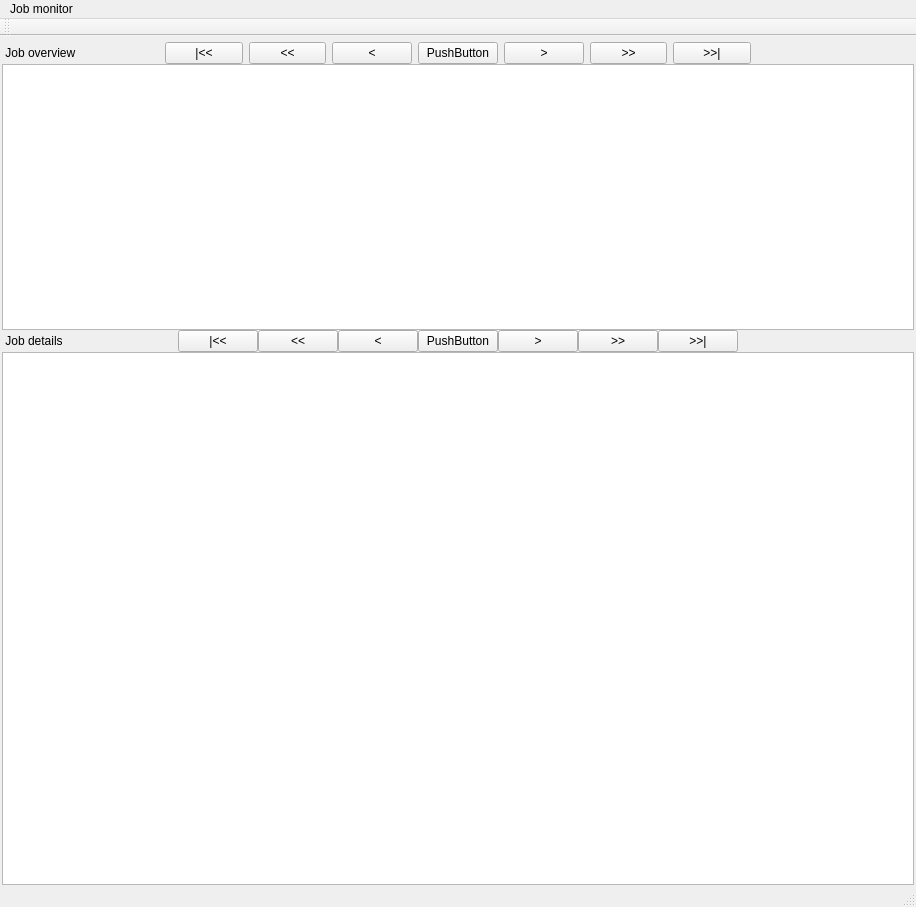
Old version of the form dashboard2/mainwindow.ui in the repository etijskens/job-monitoring.
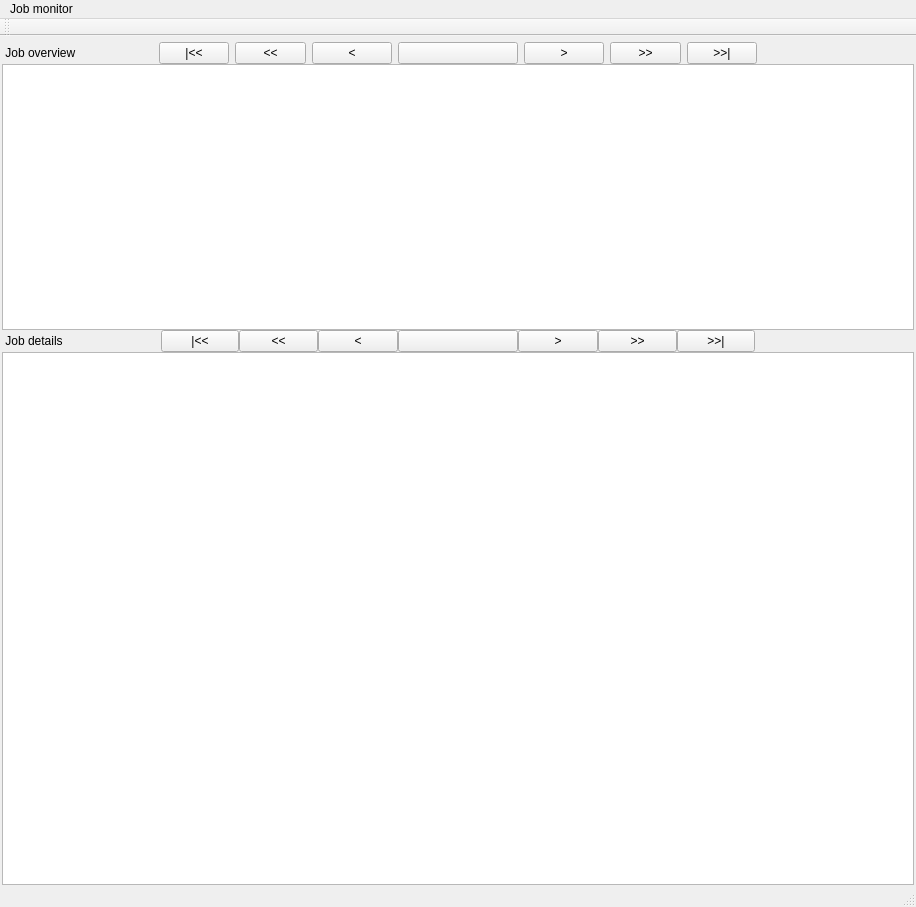
New version of the form.

Commit message: added command line arguments

```diff
--- a/dashboard2/mainwindow.ui
+++ b/dashboard2/mainwindow.ui
@@ -99,8 +99,14 @@
       </item>
       <item>
        <widget class="QPushButton" name="qwOverviewTimestamp">
+        <property name="minimumSize">
+         <size>
+          <width>120</width>
+          <height>0</height>
+         </size>
+        </property>
         <property name="text">
-         <string>PushButton</string>
+         <string/>
         </property>
        </widget>
       </item>
@@ -247,8 +253,14 @@
       </item>
       <item>
        <widget class="QPushButton" name="qwDetailsTimestamp">
+        <property name="minimumSize">
+         <size>
+          <width>120</width>
+          <height>0</height>
+         </size>
+        </property>
         <property name="text">
-         <string>PushButton</string>
+         <string/>
         </property>
        </widget>
       </item>
```
The commit also changes 1 other file.
